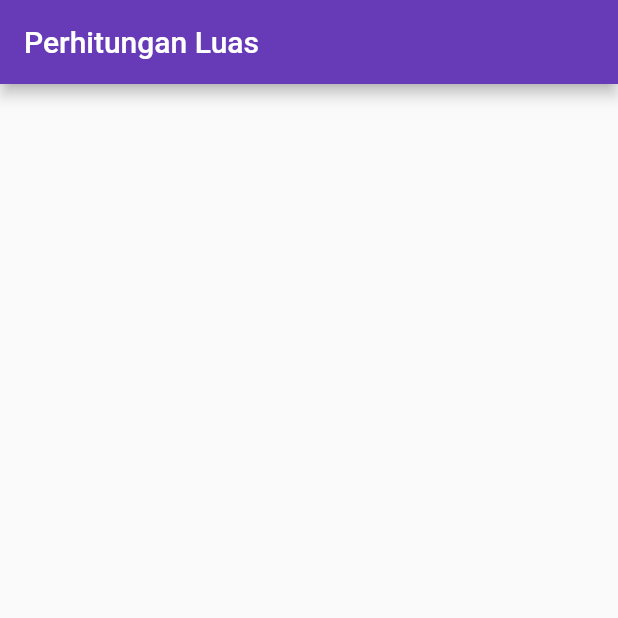
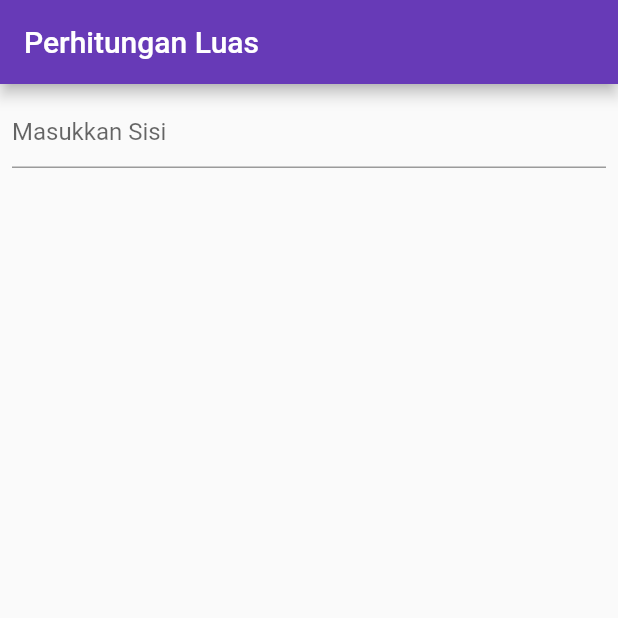
Before and after one commit to Evina08/Kuis1_Mobile, a Flutter app: the screen it shows after launch, on a phone screen of 412 x 824 dp, the top half of it. Run offline on Flutter 3.47's test engine with Material 2 defaults, Android fonts, the phone set to English and light mode, and no system bars.

Commit message:
Text Form Field

```diff
--- a/lib/main.dart
+++ b/lib/main.dart
@@ -27,7 +27,14 @@ class _MyAppState extends State<MyApp> {
         body: Container(
           margin: EdgeInsets.all(8),
           child: Column(
-            children: [],
+            children: [
+              TextFormField(
+                decoration: InputDecoration(hintText: "Masukkan Sisi"),
+                inputFormatters: [FilteringTextInputFormatter.digitsOnly],
+                controller: null,
+                keyboardType: TextInputType.number,
+              ),
+            ],
           ),
         ),
       ),
```
